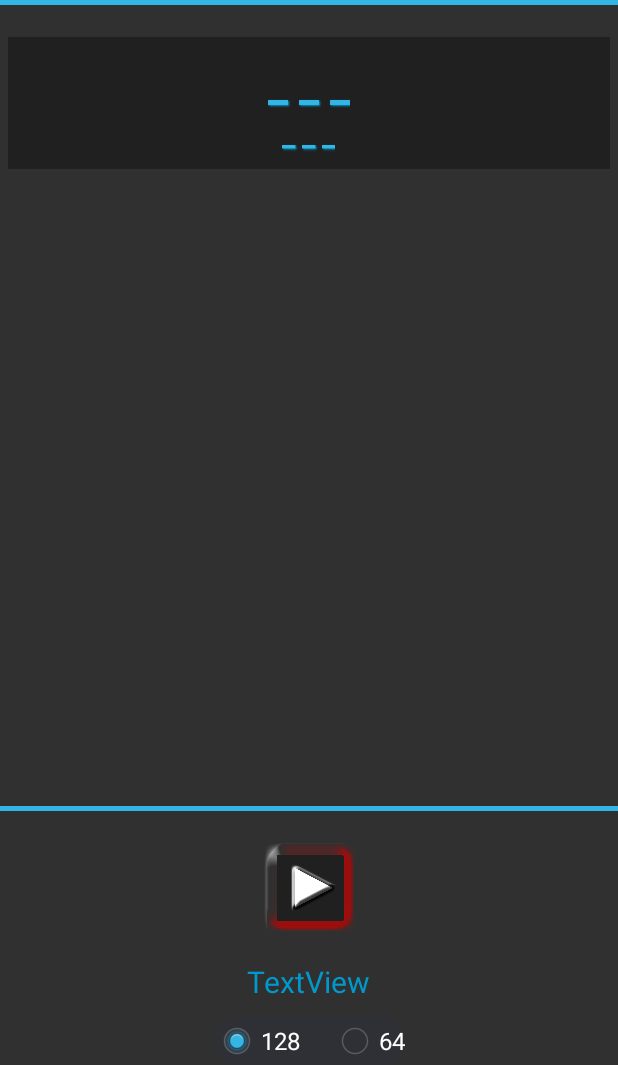
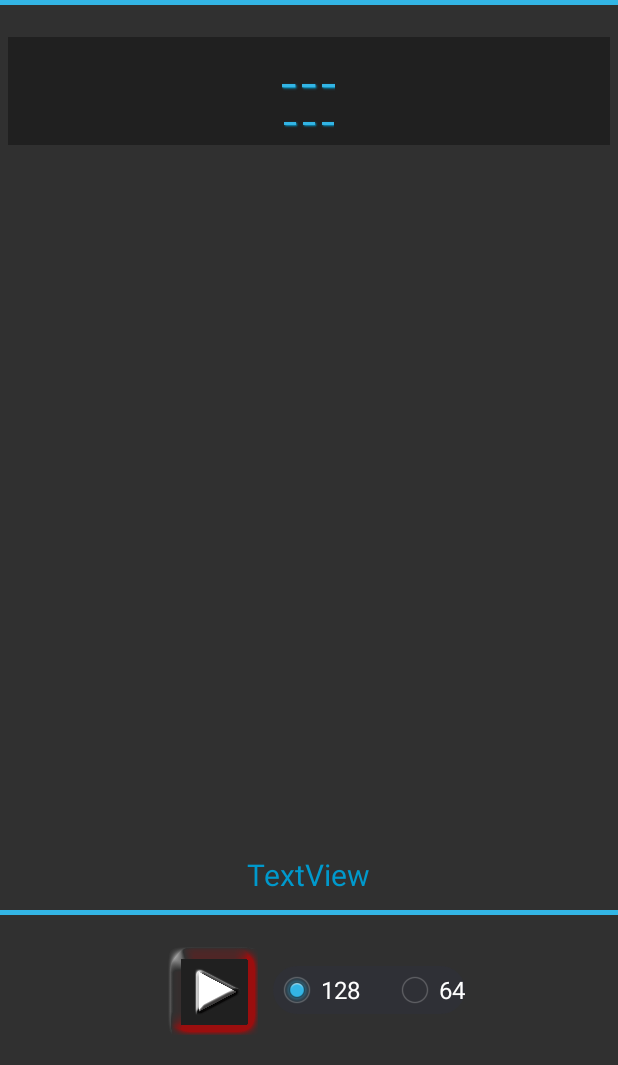
Before and after one commit to ride2live/Ultra, an Android app: the screen it shows after launch (MainUltraActivity), on a phone screen of 412 x 824 dp, the part 171-1236 px from its top. Run offline under Robolectric (Android 15) with nearby library versions, the light colour scheme and no system bars; 2 statements that could not run were skipped.

Commit message:
resolve #2 and add player.stop on noisy

```diff
--- a/app/src/main/AndroidManifest.xml
+++ b/app/src/main/AndroidManifest.xml
@@ -41,6 +41,11 @@
                 <action android:name="android.intent.action.PHONE_STATE" />
             </intent-filter>
         </receiver>
+        <receiver android:name="com.fallen.ultra.listeners.NoisyReceiver" >
+            <intent-filter>
+                <action android:name="android.media.AUDIO_BECOMING_NOISY"></action>
+            </intent-filter>
+        </receiver>
 
         <service android:name="com.fallen.ultra.services.UltraPlayerService" >
         </service>
--- a/app/src/main/java/com/fallen/ultra/callbacks/ObserverableMediaPlayer.java
+++ b/app/src/main/java/com/fallen/ultra/callbacks/ObserverableMediaPlayer.java
@@ -11,4 +11,5 @@ public interface ObserverableMediaPlayer {
 	boolean stopAndReleasePlayer();
 	boolean setCanceled();
 	void onPhoneAction(int intExtra);
+    void onNoisy();
 }
--- a/app/src/main/res/layout/fragment_player.xml
+++ b/app/src/main/res/layout/fragment_player.xml
@@ -35,7 +35,7 @@
                 android:shadowRadius="1"
                 android:text="_ _ _"
                 android:textColor="@android:color/holo_blue_light"
-                android:textSize="30sp"
+                android:textSize="20sp"
                 android:textStyle="bold" />
 
             <TextView
@@ -50,7 +50,7 @@
                 android:shadowRadius="1"
                 android:text="_ _ _"
                 android:textColor="@android:color/holo_blue_light"
-                android:textSize="20sp"
+                android:textSize="18sp"
                 android:textStyle="bold" />
         </LinearLayout>
     </LinearLayout>
@@ -77,25 +77,35 @@
                 android:scaleType="fitCenter" >
             </ImageView>
         </LinearLayout>
-
-        <LinearLayout
-            android:layout_width="match_parent"
-            android:layout_height="wrap_content"
-            android:orientation="vertical" >
+        <TextView
 
 
+            android:id="@+id/statusInfoFragment"
+            android:layout_width="wrap_content"
+            android:layout_height="wrap_content"
+            android:layout_gravity="center|center_vertical"
+            android:text="TextView"
+            android:padding="10dp"
+            android:textColor="@android:color/holo_blue_dark"
+            android:textSize="20sp" />
 
-            <View
-                android:layout_width="fill_parent"
-                android:layout_height="3dp"
-                android:background="@android:color/holo_blue_light" />
+        <View
+            android:layout_width="fill_parent"
+            android:layout_height="3dp"
+            android:background="@android:color/holo_blue_light" />
+        <LinearLayout
 
+            android:layout_width="wrap_content"
+            android:layout_height="wrap_content"
+            android:orientation="horizontal"
+            android:layout_gravity="center_horizontal"
+            android:padding="10dp"
+           >
             <RelativeLayout
+                android:padding="10dp"
                 android:layout_width="wrap_content"
                 android:layout_height="wrap_content"
-                android:layout_gravity="center_horizontal"
-                android:layout_marginTop="20dp"
-                android:gravity="center" >
+            >
 
                 <!-- REWRITE THIS TO FRAGMENT! -->
 
@@ -104,9 +114,9 @@
                     android:layout_width="60dp"
                     android:layout_height="60dp"
                     android:background="@drawable/button_background_play"
-                    android:text=""
                     android:textOff=""
-                    android:textOn="" />
+                    android:textOn=""
+                    android:checked="false" />
 
                 <ToggleButton
                     android:id="@+id/sstopInFragment"
@@ -128,22 +138,14 @@
                     android:visibility="gone" />
             </RelativeLayout>
 
-            <TextView
-                android:id="@+id/statusInfoFragment"
+
+
+            <RadioGroup
+                android:layout_gravity="center_vertical"
+                android:id="@+id/radioGroup1"
+
                 android:layout_width="wrap_content"
                 android:layout_height="wrap_content"
-                android:layout_gravity="center_horizontal"
-                android:layout_marginTop="20dp"
-                android:text="TextView"
-                android:textColor="@android:color/holo_blue_dark"
-                android:textSize="20sp" />
-
-            <RadioGroup
-                android:id="@+id/radioGroup1"
-                android:layout_width="wrap_content"
-                android:layout_height="wrap_content"
-                android:layout_gravity="center_horizontal"
-                android:layout_marginTop="10dp"
                 android:background="@android:drawable/toast_frame"
                 android:orientation="horizontal" >
 
```
Also changed, not shown: app/src/main/java/com/fallen/ultra/listeners/IncomingCallReciever.java (+4 -5 lines), app/src/main/java/com/fallen/ultra/listeners/NoisyReceiver.java (added, +28 -0 lines), app/src/main/java/com/fallen/ultra/services/UltraPlayerService.java (+11 -5 lines), app/src/main/java/com/fallen/ultra/utils/Params.java (+5 -3 lines), app/src/main/java/com/fallen/ultra/utils/media/MediaPlayerExtended.java (+15 -1 lines), 21 other files.
